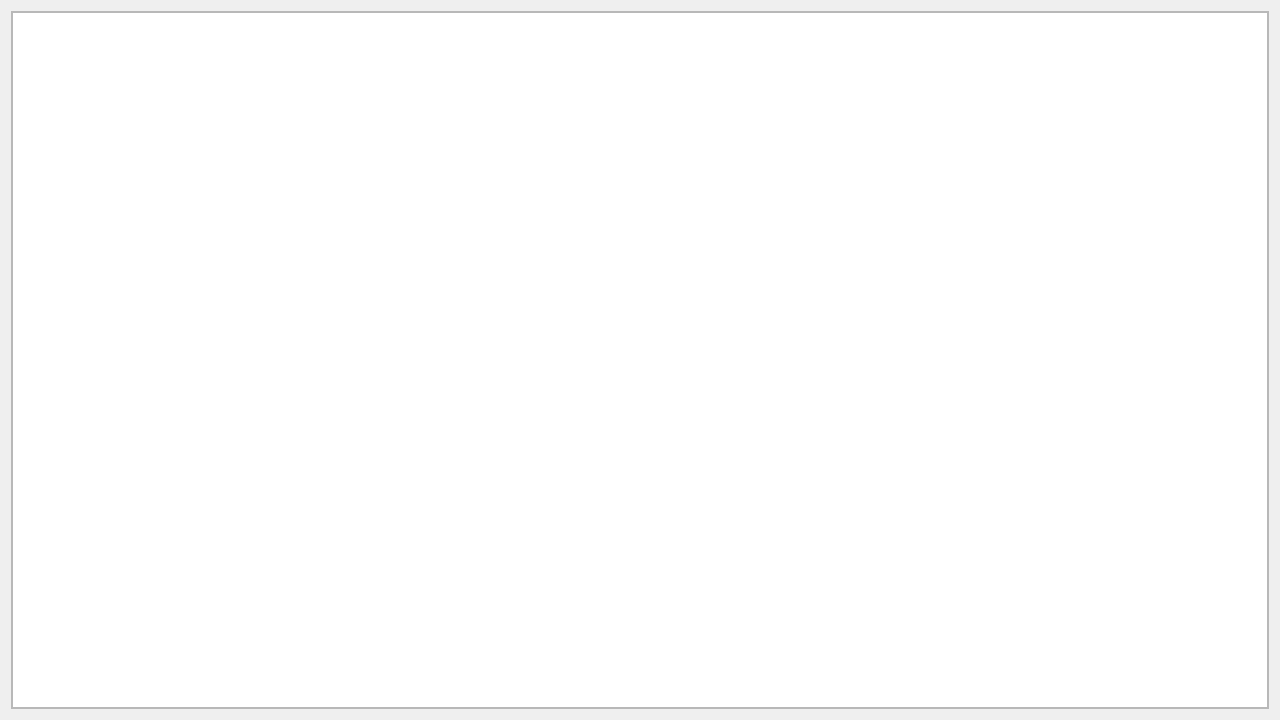
Above: forms/imageframe.ui from WTS012201/Text-Extraction-Tool before the change. Below: the same form after it.
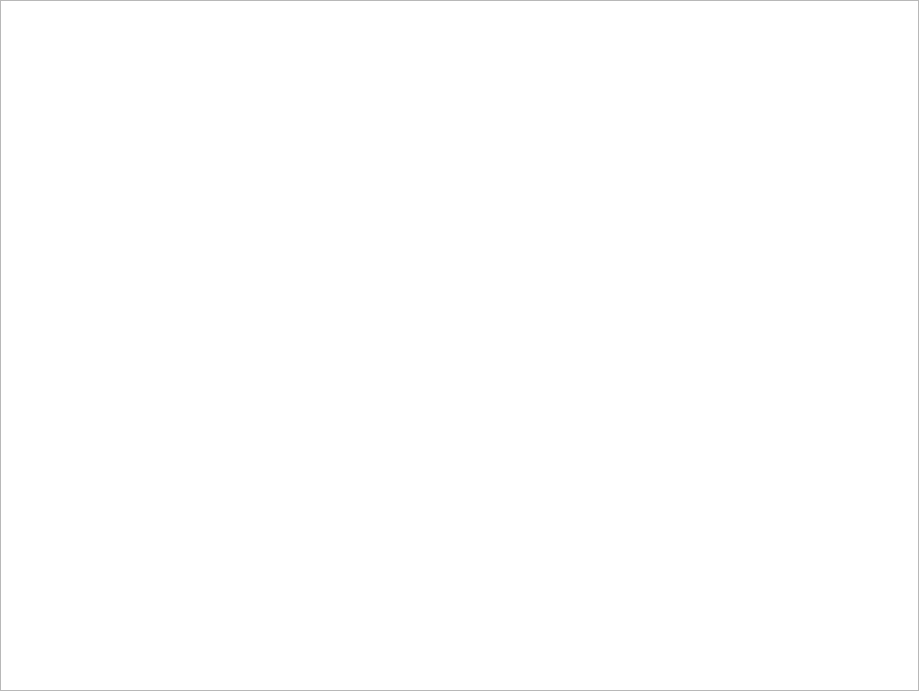
That is the form after the change.

```diff
--- a/forms/imageframe.ui
+++ b/forms/imageframe.ui
@@ -6,41 +6,26 @@
    <rect>
     <x>0</x>
     <y>0</y>
-    <width>1280</width>
-    <height>720</height>
+    <width>919</width>
+    <height>691</height>
    </rect>
   </property>
   <property name="sizePolicy">
-   <sizepolicy hsizetype="Expanding" vsizetype="Expanding">
-    <horstretch>0</horstretch>
-    <verstretch>0</verstretch>
+   <sizepolicy hsizetype="Preferred" vsizetype="Preferred">
+    <horstretch>1</horstretch>
+    <verstretch>1</verstretch>
    </sizepolicy>
   </property>
   <property name="windowTitle">
    <string>Form</string>
   </property>
   <layout class="QVBoxLayout" name="verticalLayout">
-   <item>
-    <widget class="QFrame" name="frame">
-     <property name="sizePolicy">
-      <sizepolicy hsizetype="Expanding" vsizetype="Expanding">
-       <horstretch>0</horstretch>
-       <verstretch>0</verstretch>
-      </sizepolicy>
-     </property>
-     <property name="styleSheet">
-      <string notr="true"/>
-     </property>
-     <property name="frameShape">
-      <enum>QFrame::StyledPanel</enum>
-     </property>
-     <property name="frameShadow">
-      <enum>QFrame::Raised</enum>
-     </property>
-     <layout class="QVBoxLayout" name="verticalLayout_3">
       <property name="spacing">
        <number>0</number>
       </property>
+   <property name="sizeConstraint">
+    <enum>QLayout::SetMaximumSize</enum>
+   </property>
       <property name="leftMargin">
        <number>0</number>
       </property>
@@ -54,9 +39,13 @@
        <number>0</number>
       </property>
       <item>
-       <widget class="QGraphicsView" name="imageView"/>
-      </item>
-     </layout>
+    <widget class="QGraphicsView" name="imageView">
+     <property name="verticalScrollBarPolicy">
+      <enum>Qt::ScrollBarAlwaysOff</enum>
+     </property>
+     <property name="horizontalScrollBarPolicy">
+      <enum>Qt::ScrollBarAlwaysOff</enum>
+     </property>
     </widget>
    </item>
   </layout>
```
Lines whose indentation alone changed are shown as unchanged.
